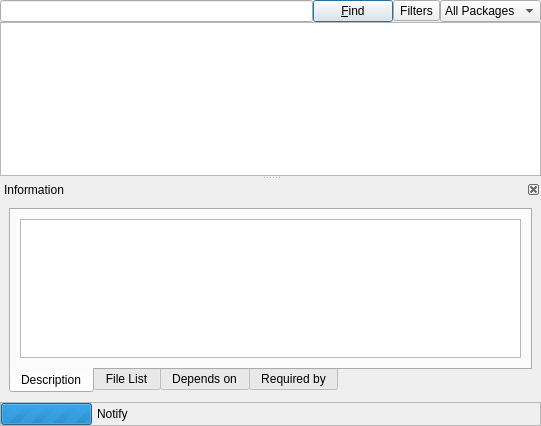
KDE/apper, file AddRm/KpkAddRm.ui: the form before one commit.
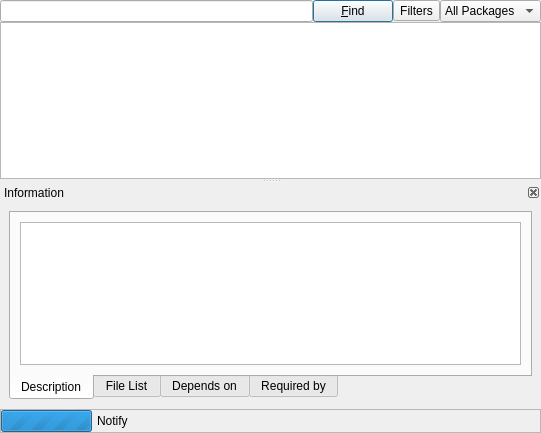
The form after the commit. Custom widgets are drawn as their Qt base class.

```diff
--- a/AddRm/KpkAddRm.ui
+++ b/AddRm/KpkAddRm.ui
@@ -6,7 +6,7 @@
     <x>0</x>
     <y>0</y>
     <width>541</width>
-    <height>426</height>
+    <height>433</height>
    </rect>
   </property>
   <property name="sizePolicy" >
@@ -90,7 +90,7 @@
        <locale country="UnitedStates" language="English" />
       </property>
       <property name="rootIsDecorated" >
-       <bool>true</bool>
+       <bool>false</bool>
       </property>
       <property name="itemsExpandable" >
        <bool>true</bool>
```
